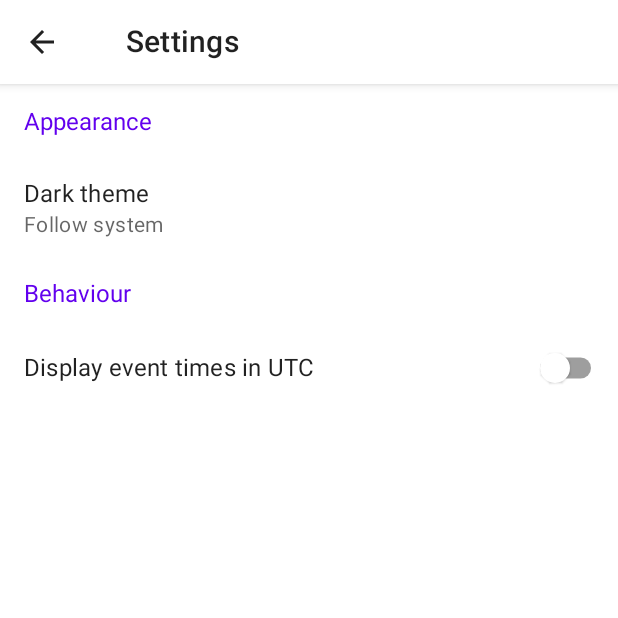
After one commit to equeim/spacer, an Android app built with Jetpack Compose: the composable SettingsScreen shown on its own in the app's theme, on a phone screen of 412 x 824 dp, the top half of it. The commit adds this screen. Run offline under Robolectric (Android 15) with nearby library versions, the phone set to English and light mode, and no system bars; libraries missing offline, so code that uses them is left out: dev.olshevski.navigation; missing, so only their content is drawn: CompositionLocalProvider; network calls fail; 6 statements that could not run were skipped.

Commit message:
Add settings screen

```diff
--- a/app/build.gradle.kts
+++ b/app/build.gradle.kts
@@ -1,6 +1,7 @@
 plugins {
     alias(libs.plugins.android.application)
     alias(libs.plugins.kotlin.android)
+    alias(libs.plugins.kotlin.plugin.parcelize)
 }
 
 android {
@@ -30,10 +31,13 @@ dependencies {
     implementation(libs.androidx.activity.compose)
     implementation(libs.androidx.core)
     implementation(libs.androidx.compose.material)
+    implementation(libs.androidx.compose.material.icons)
     implementation(libs.androidx.compose.ui)
     implementation(libs.androidx.compose.ui.tooling.preview)
+    implementation(libs.androidx.datastore)
     implementation(libs.androidx.lifecycle.runtime)
     implementation(libs.androidx.lifecycle.viewmodel.compose)
+    implementation(libs.reimagined)
     testImplementation(libs.junit)
     debugImplementation(libs.leakcanary)
     debugImplementation(libs.androidx.compose.ui.tooling)
--- /dev/null
+++ b/app/src/main/kotlin/org/equeim/spacer/AppSettings.kt
@@ -0,0 +1,115 @@
+package org.equeim.spacer
+
+import android.content.Context
+import android.os.Build
+import android.util.Log
+import androidx.datastore.core.DataMigration
+import androidx.datastore.preferences.core.Preferences
+import androidx.datastore.preferences.core.booleanPreferencesKey
+import androidx.datastore.preferences.core.edit
+import androidx.datastore.preferences.core.stringPreferencesKey
+import androidx.datastore.preferences.preferencesDataStore
+import kotlinx.coroutines.DelicateCoroutinesApi
+import kotlinx.coroutines.GlobalScope
+import kotlinx.coroutines.flow.Flow
+import kotlinx.coroutines.flow.first
+import kotlinx.coroutines.flow.map
+import kotlinx.coroutines.launch
+
+private const val TAG = "Settings"
+
+private val Context.dataStore by preferencesDataStore(name = "settings", produceMigrations = {
+    listOf(
+        object : DataMigration<Preferences> {
+            override suspend fun cleanUp() {
+                Log.d(TAG, "cleanUp() called")
+            }
+
+            override suspend fun migrate(currentData: Preferences): Preferences {
+                Log.d(TAG, "migrate() called with: currentData = $currentData")
+                return currentData
+            }
+
+            override suspend fun shouldMigrate(currentData: Preferences): Boolean {
+                Log.d(TAG, "shouldMigrate() called with: currentData = $currentData")
+                return true
+            }
+
+        }
+    )
+})
+
+class AppSettings(private val context: Context) {
+    enum class DarkThemeMode {
+        FollowSystem,
+        On,
+        Off;
+
+        companion object {
+            val isFollowSystemSupported = Build.VERSION.SDK_INT >= Build.VERSION_CODES.Q
+            val Default = if (isFollowSystemSupported) {
+                FollowSystem
+            } else {
+                On
+            }
+        }
+    }
+
+    private val darkThemeModeEnumToString = mapOf(
+        DarkThemeMode.FollowSystem to "followSystem",
+        DarkThemeMode.On to "on",
+        DarkThemeMode.Off to "off"
+    )
+    private val darkThemeModeStringToEnum =
+        darkThemeModeEnumToString.entries.associate { (k, v) -> v to k }
+    val darkThemeMode: Preference<DarkThemeMode> =
+        preference(stringPreferencesKey("darkTheme")) { darkThemeModeEnumToString[DarkThemeMode.Default]!! }
+            .map(
+                transformFromBase = { darkThemeModeStringToEnum[it] ?: DarkThemeMode.Default },
+                transformToBase = { darkThemeModeEnumToString[it]!! }
+            )
+
+    val displayEventsTimeInUTC: Preference<Boolean> = preference(booleanPreferencesKey("displayEventsTimeInUTC")) { false }
+
+    interface Preference<T : Any> {
+        suspend fun get(): T
+        fun set(value: T)
+        fun flow(): Flow<T>
+    }
+
+    private fun <T : Any> preference(key: Preferences.Key<T>, defaultValueProducer: () -> T): Preference<T> =
+        PreferenceImpl(key, defaultValueProducer)
+
+    private inner class PreferenceImpl<T : Any>(
+        private val key: Preferences.Key<T>,
+        private val defaultValueProducer: () -> T
+    ) : Preference<T> {
+        override suspend fun get(): T {
+            return context.dataStore.data.first()[key] ?: defaultValueProducer()
+        }
+
+        @OptIn(DelicateCoroutinesApi::class)
+        override fun set(value: T) {
+            GlobalScope.launch {
+                context.dataStore.edit {
+                    it[key] = value
+                }
+            }
+        }
+
+        override fun flow(): Flow<T> {
+            return context.dataStore.data.map { it[key] ?: defaultValueProducer() }
+        }
+    }
+}
+
+private fun <T : Any, V : Any> AppSettings.Preference<T>.map(
+    transformFromBase: (T) -> V,
+    transformToBase: (V) -> T
+): AppSettings.Preference<V> {
+    return object : AppSettings.Preference<V> {
+        override suspend fun get(): V = transformFromBase(this@map.get())
+        override fun set(value: V) = this@map.set(transformToBase(value))
+        override fun flow(): Flow<V> = this@map.flow().map(transformFromBase)
+    }
+}
--- /dev/null
+++ b/app/src/main/kotlin/org/equeim/spacer/ui/components/SubScreenTopAppBar.kt
@@ -0,0 +1,55 @@
+package org.equeim.spacer.ui.utils
+
+import androidx.compose.foundation.layout.*
+import androidx.compose.material.*
+import androidx.compose.material.icons.Icons
+import androidx.compose.material.icons.filled.ArrowBack
+import androidx.compose.runtime.Composable
+import androidx.compose.runtime.CompositionLocalProvider
+import androidx.compose.ui.Alignment
+import androidx.compose.ui.Modifier
+import androidx.compose.ui.platform.LocalLayoutDirection
+import androidx.compose.ui.res.stringResource
+import androidx.compose.ui.unit.dp
+import dev.olshevski.navigation.reimagined.pop
+import org.equeim.spacer.LocalNavController
+import org.equeim.spacer.R
+
+@Composable
+fun SubScreenTopAppBar(title: String, actions: @Composable RowScope.() -> Unit = {}) {
+    val navController = LocalNavController.current
+    val contentPadding = AppBarDefaults.ContentPadding + PaddingValues(top = WindowInsets.systemBars.asPaddingValues().calculateTopPadding())
+    TopAppBar(
+        backgroundColor = MaterialTheme.colors.surface,
+        contentPadding = contentPadding
+    ) {
+        Row(modifier = Modifier.fillMaxHeight()) {
+            CompositionLocalProvider(
+                LocalContentAlpha provides ContentAlpha.high
+            ) {
+                IconButton(
+                    onClick = {
+                        navController.pop()
+                    },
+                    modifier = Modifier.align(Alignment.CenterVertically)
+                ) {
+                    Icon(Icons.Filled.ArrowBack, stringResource(R.string.navigate_up))
+                }
+                Spacer(Modifier.width(32.dp))
+                Text(
+                    text = title,
+                    style = MaterialTheme.typography.h6,
+                    modifier = Modifier.align(Alignment.CenterVertically)
+                )
+            }
+            CompositionLocalProvider(LocalContentAlpha provides ContentAlpha.medium) {
+                Row(
+                    Modifier.fillMaxHeight(),
+                    horizontalArrangement = Arrangement.End,
+                    verticalAlignment = Alignment.CenterVertically,
+                    content = actions
+                )
+            }
+        }
+    }
+}
--- /dev/null
+++ b/app/src/main/kotlin/org/equeim/spacer/ui/screen/Destination.kt
@@ -0,0 +1,9 @@
+package org.equeim.spacer.ui.screen
+
+import android.os.Parcelable
+import androidx.compose.runtime.Composable
+
+interface Destination : Parcelable {
+    @Composable
+    fun Content()
+}
--- /dev/null
+++ b/app/src/main/kotlin/org/equeim/spacer/ui/screen/settings/SettingsScreen.kt
@@ -0,0 +1,154 @@
+package org.equeim.spacer.ui.screen.settings
+
+import androidx.compose.animation.ExperimentalAnimationApi
+import androidx.compose.foundation.clickable
+import androidx.compose.foundation.layout.*
+import androidx.compose.foundation.rememberScrollState
+import androidx.compose.foundation.verticalScroll
+import androidx.compose.material.*
+import androidx.compose.runtime.Composable
+import androidx.compose.runtime.CompositionLocalProvider
+import androidx.compose.runtime.getValue
+import androidx.compose.ui.Modifier
+import androidx.compose.ui.res.stringResource
+import androidx.compose.ui.unit.dp
+import androidx.lifecycle.viewmodel.compose.viewModel
+import dev.olshevski.navigation.reimagined.DialogNavHost
+import dev.olshevski.navigation.reimagined.navigate
+import dev.olshevski.navigation.reimagined.pop
+import dev.olshevski.navigation.reimagined.rememberNavController
+import kotlinx.parcelize.Parcelize
+import org.equeim.spacer.AppSettings
+import org.equeim.spacer.LocalAppSettings
+import org.equeim.spacer.LocalNavController
+import org.equeim.spacer.R
+import org.equeim.spacer.ui.components.Dialog
+import org.equeim.spacer.ui.components.RadioButtonListItem
+import org.equeim.spacer.ui.screen.Destination
+import org.equeim.spacer.ui.theme.Dimens
+import org.equeim.spacer.ui.utils.SubScreenTopAppBar
+import org.equeim.spacer.ui.utils.collectAsStateWhenStarted
+import org.equeim.spacer.ui.utils.plus
+
+@Parcelize
+object SettingsScreen : Destination {
+    @Composable
+    override fun Content() = SettingsScreen()
+}
+
+@OptIn(ExperimentalMaterialApi::class, ExperimentalAnimationApi::class)
+@Composable
+private fun SettingsScreen() {
+    val dialogNavController =
+        rememberNavController<Destination>(initialBackstack = emptyList())
+    CompositionLocalProvider(LocalNavController provides dialogNavController) {
+        DialogNavHost(dialogNavController) {
+            it.Content()
+        }
+    }
+
+    Scaffold(topBar = {
+        SubScreenTopAppBar(stringResource(R.string.settings))
+    }) {
+        val model = viewModel<SettingsScreenViewModel>()
+        if (!model.loaded) {
+            return@Scaffold
+        }
+        Column(
+            modifier = Modifier
+                .fillMaxSize()
+                .verticalScroll(rememberScrollState())
+                .padding(
+                    it + PaddingValues(
+                        bottom = WindowInsets.systemBars.asPaddingValues().calculateBottomPadding()
+                    )
+                )
+        ) {
+            Text(
+                stringResource(R.string.appearance),
+                color = MaterialTheme.colors.primary,
+                modifier = Modifier.padding(
+                    horizontal = Dimens.ScreenContentPadding,
+                    vertical = 16.dp
+                )
+            )
+            val darkThemeMode by model.darkThemeMode.collectAsStateWhenStarted()
+            ListItem(
+                text = { Text(stringResource(R.string.dark_theme)) },
+                secondaryText = {
+                    Text(
+                        when (darkThemeMode) {
+                            AppSettings.DarkThemeMode.FollowSystem -> stringResource(R.string.dark_theme_follow_system)
+                            AppSettings.DarkThemeMode.On -> stringResource(R.string.preference_on)
+                            AppSettings.DarkThemeMode.Off -> stringResource(R.string.preference_off)
+                        }
+                    )
+                },
+                modifier = Modifier.clickable {
+                    dialogNavController.navigate(DarkThemeDialog(darkThemeMode))
+                }
+            )
+
+            Text(
+                stringResource(R.string.behaviour),
+                color = MaterialTheme.colors.primary,
+                modifier = Modifier.padding(
+                    horizontal = Dimens.ScreenContentPadding,
+                    vertical = 16.dp
+                )
+            )
+            val displayEventsTimeInUTC by model.displayEventsTimeInUTC.collectAsStateWhenStarted()
+            ListItem(
+                text = { Text(stringResource(R.string.display_events_in_utc)) },
+                trailing = { Switch(displayEventsTimeInUTC, onCheckedChange = null) },
+                modifier = Modifier.clickable {
+                    model.settings.displayEventsTimeInUTC.set(!displayEventsTimeInUTC)
+                }
+            )
+        }
+    }
+}
+
+@Parcelize
+private data class DarkThemeDialog(val darkThemeMode: AppSettings.DarkThemeMode) : Destination {
+    @Composable
+    override fun Content() = DarkThemeDialogContent(darkThemeMode)
+}
+
+@Composable
+private fun DarkThemeDialogContent(darkThemeMode: AppSettings.DarkThemeMode) {
+    Dialog(
+        title = stringResource(R.string.dark_theme),
+        addHorizontalPadding = false
+    ) {
+        Column {
+            if (AppSettings.DarkThemeMode.isFollowSystemSupported) {
+                DarkThemeModeChoice(AppSettings.DarkThemeMode.FollowSystem, darkThemeMode)
+            }
+            DarkThemeModeChoice(AppSettings.DarkThemeMode.On, darkThemeMode)
+            DarkThemeModeChoice(AppSettings.DarkThemeMode.Off, darkThemeMode)
+        }
+    }
+}
+
+@Composable
+private fun DarkThemeModeChoice(
+    darkThemeMode: AppSettings.DarkThemeMode,
+    initialDarkThemeMode: AppSettings.DarkThemeMode
+) {
+    val settings = LocalAppSettings.current
+    val navController = LocalNavController.current
+    RadioButtonListItem(
+        text = stringResource(when (darkThemeMode) {
+            AppSettings.DarkThemeMode.FollowSystem -> R.string.dark_theme_follow_system
+            AppSettings.DarkThemeMode.On -> R.string.preference_on
+            AppSettings.DarkThemeMode.Off -> R.string.preference_off
+        }),
+        selected = initialDarkThemeMode == darkThemeMode,
+        onClick = {
+            settings.darkThemeMode.set(darkThemeMode)
+            navController.pop()
+        },
+        Modifier.padding(horizontal = Dimens.DialogContentPadding - Dimens.ScreenContentPadding)
+    )
+}
--- /dev/null
+++ b/app/src/main/kotlin/org/equeim/spacer/ui/screen/settings/SettingsScreenViewModel.kt
@@ -0,0 +1,43 @@
+package org.equeim.spacer.ui.screen.settings
+
+import android.app.Application
+import androidx.compose.runtime.*
+import androidx.lifecycle.AndroidViewModel
+import androidx.lifecycle.viewModelScope
+import kotlinx.coroutines.coroutineScope
+import kotlinx.coroutines.flow.StateFlow
+import kotlinx.coroutines.flow.stateIn
+import kotlinx.coroutines.launch
+import org.equeim.spacer.AppSettings
+
+class SettingsScreenViewModel(application: Application) : AndroidViewModel(application) {
+    val settings = AppSettings(application)
+
+    private var _loaded by mutableStateOf(false)
+    val loaded by ::_loaded
+
+    lateinit var darkThemeMode: StateFlow<AppSettings.DarkThemeMode>
+    lateinit var displayEventsTimeInUTC: StateFlow<Boolean>
+
+    init {
+        viewModelScope.launch {
+            @Suppress("UNCHECKED_CAST")
+            loadPreferencesToStates(
+                settings.darkThemeMode to { darkThemeMode = it as StateFlow<AppSettings.DarkThemeMode> },
+                settings.displayEventsTimeInUTC to { displayEventsTimeInUTC = it as StateFlow<Boolean> }
+            )
+            _loaded = true
+        }
+    }
+
+    private suspend fun loadPreferencesToStates(vararg pairs: Pair<AppSettings.Preference<*>, (StateFlow<*>) -> Unit>) {
+        coroutineScope {
+            for ((preference, stateSetter) in pairs) {
+                launch {
+                    val stateFlow = preference.flow().stateIn(viewModelScope)
+                    stateSetter(stateFlow)
+                }
+            }
+        }
+    }
+}
--- /dev/null
+++ b/app/src/main/kotlin/org/equeim/spacer/ui/theme/Dimens.kt
@@ -0,0 +1,8 @@
+package org.equeim.spacer.ui.theme
+
+import androidx.compose.ui.unit.dp
+
+object Dimens {
+    val ScreenContentPadding = 16.dp
+    val DialogContentPadding = 24.dp
+}
--- /dev/null
+++ b/app/src/main/kotlin/org/equeim/spacer/ui/utils/FlowExtensions.kt
@@ -0,0 +1,32 @@
+package org.equeim.spacer.ui.utils
+
+import android.annotation.SuppressLint
+import androidx.compose.runtime.Composable
+import androidx.compose.runtime.State
+import androidx.compose.runtime.collectAsState
+import androidx.compose.runtime.remember
+import androidx.compose.ui.platform.LocalLifecycleOwner
+import androidx.lifecycle.Lifecycle
+import androidx.lifecycle.flowWithLifecycle
+import kotlinx.coroutines.flow.Flow
+import kotlinx.coroutines.flow.StateFlow
+import kotlin.coroutines.CoroutineContext
+import kotlin.coroutines.EmptyCoroutineContext
+
+@Composable
+fun <T : R, R> Flow<T>.collectAsStateWhenStarted(
+    initial: R,
+    context: CoroutineContext = EmptyCoroutineContext
+): State<R> {
+    val lifecycleOwner = LocalLifecycleOwner.current
+    val flowWhenStarted = remember(this, lifecycleOwner) {
+        flowWithLifecycle(lifecycleOwner.lifecycle, Lifecycle.State.STARTED)
+    }
+    return flowWhenStarted.collectAsState(initial, context)
+}
+
+@SuppressLint("StateFlowValueCalledInComposition")
+@Composable
+fun <T> StateFlow<T>.collectAsStateWhenStarted(
+    context: CoroutineContext = EmptyCoroutineContext
+): State<T> = collectAsStateWhenStarted(value, context)
--- /dev/null
+++ b/app/src/main/kotlin/org/equeim/spacer/ui/utils/PaddingValuesExtensions.kt
@@ -0,0 +1,18 @@
+package org.equeim.spacer.ui.utils
+
+import androidx.compose.foundation.layout.PaddingValues
+import androidx.compose.foundation.layout.calculateEndPadding
+import androidx.compose.foundation.layout.calculateStartPadding
+import androidx.compose.runtime.Composable
+import androidx.compose.ui.platform.LocalLayoutDirection
+
+@Composable
+infix operator fun PaddingValues.plus(other: PaddingValues): PaddingValues {
+    val layoutDirection = LocalLayoutDirection.current
+    return PaddingValues(
+        start = calculateStartPadding(layoutDirection) + other.calculateStartPadding(layoutDirection),
+        top = calculateTopPadding() + other.calculateTopPadding(),
+        end = calculateEndPadding(layoutDirection) + other.calculateEndPadding(layoutDirection),
+        bottom = calculateBottomPadding() + other.calculateBottomPadding()
+    )
+}
--- a/app/src/main/res/values/strings.xml
+++ b/app/src/main/res/values/strings.xml
@@ -12,4 +12,13 @@
     <string name="magnetopause_crossing">Magnetopause crossing</string>
     <string name="radiation_belt_enhancement">Radiation belt enhancement</string>
     <string name="high_speed_stream">High speed stream</string>
+    <string name="settings">Settings</string>
+    <string name="navigate_up">Navigate up</string>
+    <string name="appearance">Appearance</string>
+    <string name="dark_theme">Dark theme</string>
+    <string name="dark_theme_follow_system">Follow system</string>
+    <string name="preference_on">On</string>
+    <string name="preference_off">Off</string>
+    <string name="behaviour">Behaviour</string>
+    <string name="display_events_in_utc">Display event times in UTC</string>
 </resources>
--- a/build.gradle.kts
+++ b/build.gradle.kts
@@ -5,6 +5,8 @@ plugins {
     alias(libs.plugins.android.application) apply(false)
     alias(libs.plugins.android.library) apply(false)
     alias(libs.plugins.kotlin.android) apply(false)
+    alias(libs.plugins.kotlin.plugin.parcelize) apply(false)
+    alias(libs.plugins.kotlin.plugin.serialization) apply(false)
     alias(libs.plugins.gradle.versions)
 }
 
--- a/gradle/libs.versions.toml
+++ b/gradle/libs.versions.toml
@@ -12,6 +12,7 @@ androidx-activity = "1.4.0"
 androidx-compose = "1.2.0-beta02"
 androidx-compose-compiler = "1.2.0-beta02"
 androidx-core = "1.7.0"
+androidx-datastore = "1.0.0"
 androidx-lifecycle = "2.4.1"
 androidx-room = "2.4.2"
 
@@ -20,6 +21,7 @@ junit = "4.13.2"
 okhttp = "4.9.3"
 leakcanary = "2.9.1"
 mockk = "1.12.4"
+reimagined = "1.1.0"
 retrofit = "2.9.0"
 serialization = "1.3.3"
 
@@ -31,9 +33,11 @@ gradle-versions-plugin = { module = "com.github.ben-manes:gradle-versions-plugin
 androidx-activity-compose = { module = "androidx.activity:activity-compose", version.ref = "androidx-activity" }
 androidx-core = { module = "androidx.core:core-ktx", version.ref = "androidx-core" }
 androidx-compose-material = { module = "androidx.compose.material:material", version.ref = "androidx-compose" }
+androidx-compose-material-icons = { module = "androidx.compose.material:material-icons-core", version.ref = "androidx-compose" }
 androidx-compose-ui = { module = "androidx.compose.ui:ui", version.ref = "androidx-compose" }
 androidx-compose-ui-tooling = { module = "androidx.compose.ui:ui-tooling", version.ref = "androidx-compose" }
 androidx-compose-ui-tooling-preview = { module = "androidx.compose.ui:ui-tooling-preview", version.ref = "androidx-compose" }
+androidx-datastore = { module = "androidx.datastore:datastore-preferences", version.ref = "androidx-datastore" }
 androidx-lifecycle-runtime = { module = "androidx.lifecycle:lifecycle-runtime-ktx", version.ref = "androidx-lifecycle" }
 androidx-lifecycle-viewmodel = { module = "androidx.lifecycle:lifecycle-viewmodel-ktx", version.ref = "androidx-lifecycle" }
 androidx-lifecycle-viewmodel-compose = { module = "androidx.lifecycle:lifecycle-viewmodel-compose", version.ref = "androidx-lifecycle" }
@@ -51,6 +55,7 @@ mockk = { module = "io.mockk:mockk", version.ref = "mockk" }
 mockwebserver = { module = "com.squareup.okhttp3:mockwebserver", version.ref = "okhttp" }
 okhttp = { module = "com.squareup.okhttp3:okhttp", version.ref = "okhttp" }
 okhttp-logging = { module = "com.squareup.okhttp3:logging-interceptor", version.ref = "okhttp" }
+reimagined = { module = "dev.olshevski.navigation:reimagined", version.ref = "reimagined" }
 retrofit = { module = "com.squareup.retrofit2:retrofit", version.ref = "retrofit" }
 serialization-json = { module = "org.jetbrains.kotlinx:kotlinx-serialization-json", version.ref = "serialization" }
 
@@ -58,6 +63,7 @@ serialization-json = { module = "org.jetbrains.kotlinx:kotlinx-serialization-jso
 android-application = { id = "com.android.application", version.ref = "android-gradle-plugin" }
 android-library = { id = "com.android.library", version.ref = "android-gradle-plugin" }
 kotlin-android = { id = "org.jetbrains.kotlin.android", version.ref = "kotlin" }
+kotlin-plugin-parcelize = { id = "org.jetbrains.kotlin.plugin.parcelize", version.ref = "kotlin" }
 kotlin-plugin-serialization = { id = "org.jetbrains.kotlin.plugin.serialization", version.ref = "kotlin" }
 ksp = { id = "com.google.devtools.ksp", version.ref = "ksp" }
 gradle-versions = { id = "com.github.ben-manes.versions", version.ref = "gradle-versions-plugin" }
```
Also changed, not shown: app/src/main/kotlin/org/equeim/spacer/MainActivity.kt (+89 -8 lines), app/src/main/kotlin/org/equeim/spacer/ui/components/Dialog.kt (added, +54 -0 lines), app/src/main/kotlin/org/equeim/spacer/ui/components/RadioButtonListItem.kt (added, +29 -0 lines), app/src/main/kotlin/org/equeim/spacer/ui/screen/donki/DonkiEventsScreen.kt (renamed from app/src/main/kotlin/org/equeim/spacer/ui/screen/DonkiEventsScreen.kt, +44 -21 lines), app/src/main/kotlin/org/equeim/spacer/ui/screen/donki/DonkiEventsScreenViewModel.kt (renamed from app/src/main/kotlin/org/equeim/spacer/ui/screen/DonkiEventsScreenViewModel.kt, +7 -1 lines), app/src/main/kotlin/org/equeim/spacer/ui/utils/ContextExtensions.kt (added, +27 -0 lines), 1 other file.
